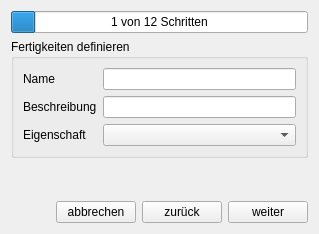
Old version of the form Fuk/fertigkeitform.ui in the repository FireballGfx/FUK.
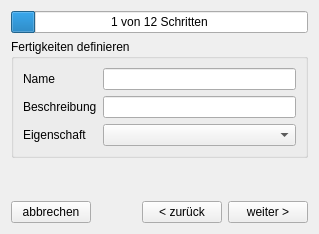
New version of the form.

Commit message: An der GUI gearbeitet

What changed in the file:
```diff
--- a/Fuk/fertigkeitform.ui
+++ b/Fuk/fertigkeitform.ui
@@ -100,6 +100,13 @@
    </item>
    <item>
     <layout class="QHBoxLayout" name="horizontalLayout">
+     <item>
+      <widget class="QPushButton" name="abbrechenButton">
+       <property name="text">
+        <string>abbrechen</string>
+       </property>
+      </widget>
+     </item>
      <item>
       <spacer name="horizontalSpacer">
        <property name="orientation">
@@ -113,24 +120,17 @@
        </property>
       </spacer>
      </item>
-     <item>
-      <widget class="QPushButton" name="abbrechenButton">
-       <property name="text">
-        <string>abbrechen</string>
-       </property>
-      </widget>
-     </item>
      <item>
       <widget class="QPushButton" name="zurueckButton">
        <property name="text">
-        <string>zurück</string>
+        <string>&lt; zurück</string>
        </property>
       </widget>
      </item>
      <item>
       <widget class="QPushButton" name="weiterButton">
        <property name="text">
-        <string>weiter</string>
+        <string>weiter &gt;</string>
        </property>
       </widget>
      </item>
```
The commit also changes 6 other files.
